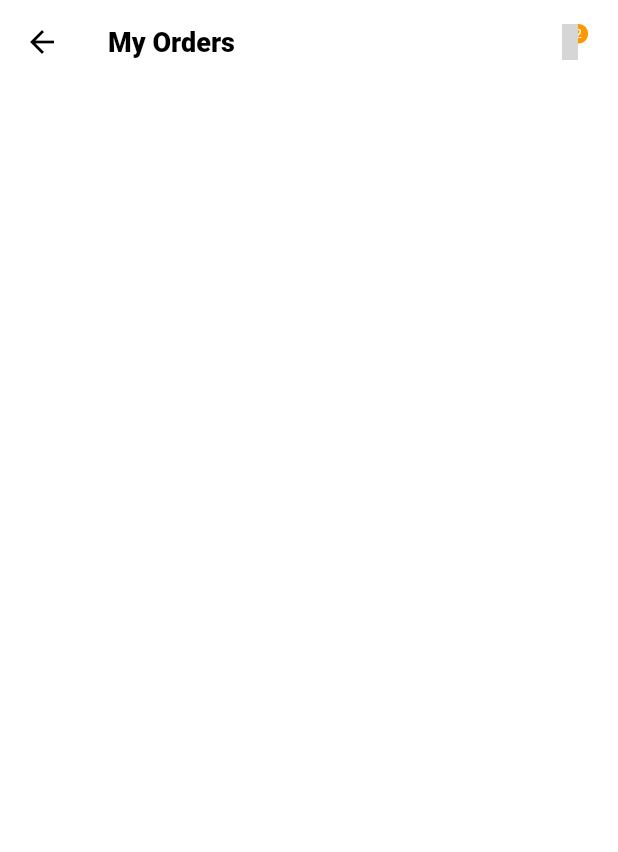
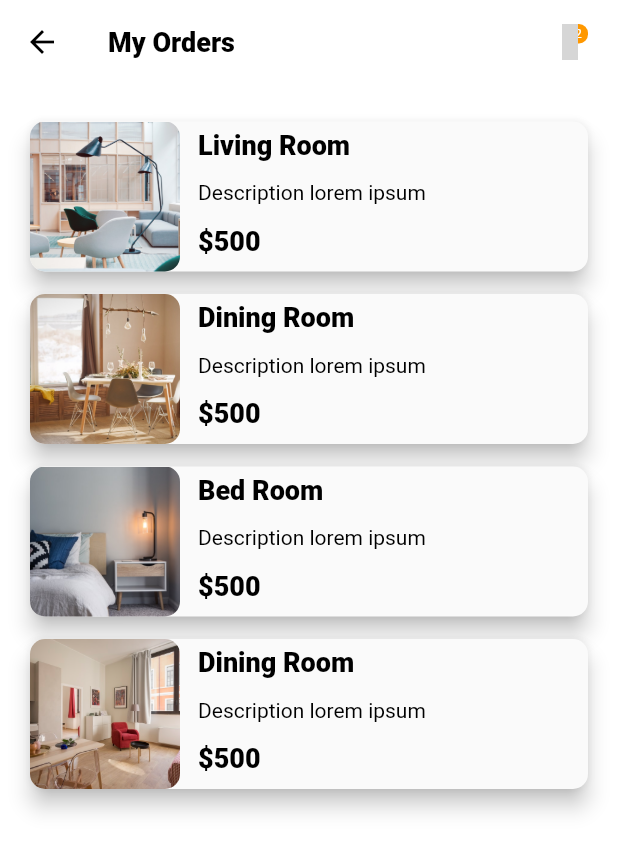
Before and after one commit to dexterTalha/shoppy_app, a Flutter app: the MyOrders screen opened directly, on a phone screen of 412 x 824 dp. Shown: the top 852 px of the screen. Run offline on Flutter 3.47's test engine with Material 2 defaults, Android fonts, the phone set to English and light mode, and no system bars; our stand-ins replace flutter_icons, fluttertoast, like_button, rxdart, shared_preferences; missing offline and left inert: pin_entry_text_field; accounts and stored records are empty; Roboto replaces fonts that are missing (SFUIDisplay); project files that could hold a hidden picture were left out; grey boxes are pictures that could not be loaded.

Commit message:
My orders page

```diff
--- a/lib/screens/my_orders.dart
+++ b/lib/screens/my_orders.dart
@@ -1,3 +1,4 @@
+import 'package:shoppy_app/util/data.dart';
 import 'package:flutter_icons/feather.dart';
 import 'package:shoppy_app/widgets/badge.dart';
 import 'package:flutter/material.dart';
@@ -8,6 +9,14 @@ class MyOrders extends StatefulWidget {
 }
 
 class _MyOrdersState extends State<MyOrders> {
+  bool isExpanded = false;
+
+  _expand() {
+    setState(() {
+      isExpanded = !isExpanded;
+    });
+  }
+
   @override
   Widget build(BuildContext context) {
     return Scaffold(
@@ -28,6 +37,99 @@ class _MyOrdersState extends State<MyOrders> {
           ),
         ],
       ),
+      body: Container(
+        child: Padding(
+          padding: const EdgeInsets.only(top: 10.0, right: 20, left: 20),
+          child: ListView.builder(
+            scrollDirection: Axis.vertical,
+              shrinkWrap: true,
+              itemCount: furnitures.length,
+              itemBuilder: (context, index) {
+                Map furniture = furnitures[index];
+                return Padding(
+                  padding: const EdgeInsets.only(top: 15.0),
+                  child: generateMyOrders(furniture, index),
+                );
+              }),
+        ),
+      ),
+    );
+  }
+
+  Widget generateMyOrders(furniture, int index) {
+    return GestureDetector(
+      onTap: _expand,
+      child: Material(
+        elevation: 6,
+        borderRadius: BorderRadius.circular(10),
+        child: AnimatedContainer(
+          duration: Duration(milliseconds: 600),
+          height: isExpanded ? MediaQuery.of(context).size.width / 2 : 100,
+          width: double.infinity,
+          child: Row(
+            children: <Widget>[
+              ClipRRect(
+                borderRadius: BorderRadius.circular(10),
+                child: Image.asset(
+                  '${furniture["img"]}',
+                  height: 100,
+                  width: 100,
+                  fit: BoxFit.cover,
+                ),
+              ),
+              Padding(
+                padding:
+                    const EdgeInsets.only(top: 5.0, left: 12.0, bottom: 10),
+                child: Column(
+                  crossAxisAlignment: CrossAxisAlignment.start,
+                  mainAxisAlignment: MainAxisAlignment.spaceBetween,
+                  children: <Widget>[
+                    Text(
+                      "${furniture["name"]}",
+                      style: TextStyle(
+                        fontSize: 18,
+                        fontWeight: FontWeight.w800,
+                      ),
+                    ),
+                    SizedBox(
+                      height: 10,
+                    ),
+                    Flexible(
+                      child: Text(
+                        "Description lorem ipsum",
+                        style: TextStyle(
+                          fontSize: 14,
+                        ),
+                        overflow: TextOverflow.ellipsis,
+                        maxLines: 1,
+                        softWrap: true,
+                        textAlign: TextAlign.start,
+                      ),
+                    ),
+                    SizedBox(
+                      height: 10,
+                    ),
+                    Flexible(
+                      child: Row(
+                        mainAxisAlignment: MainAxisAlignment.spaceBetween,
+                        children: <Widget>[
+                          Text(
+                            "\$500",
+                            style: TextStyle(
+                              fontSize: 18,
+                              fontWeight: FontWeight.w800,
+                            ),
+                          ),
+                        ],
+                      ),
+                    ),
+                  ],
+                ),
+              ),
+            ],
+          ),
+        ),
+      ),
     );
   }
 }
```
